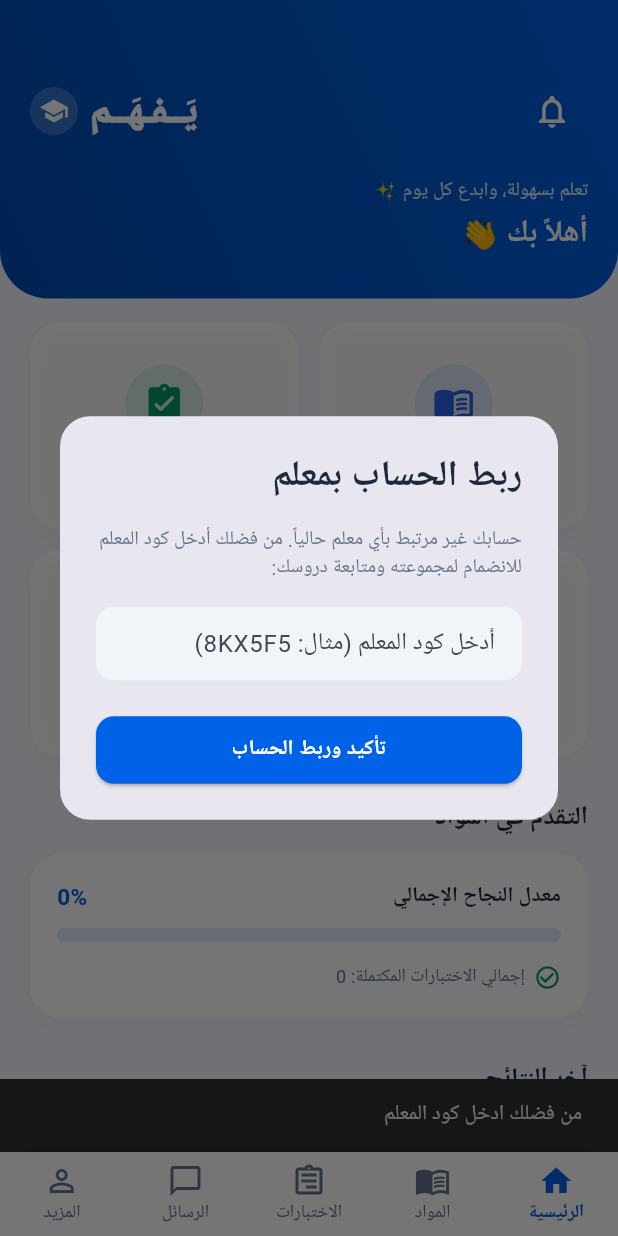
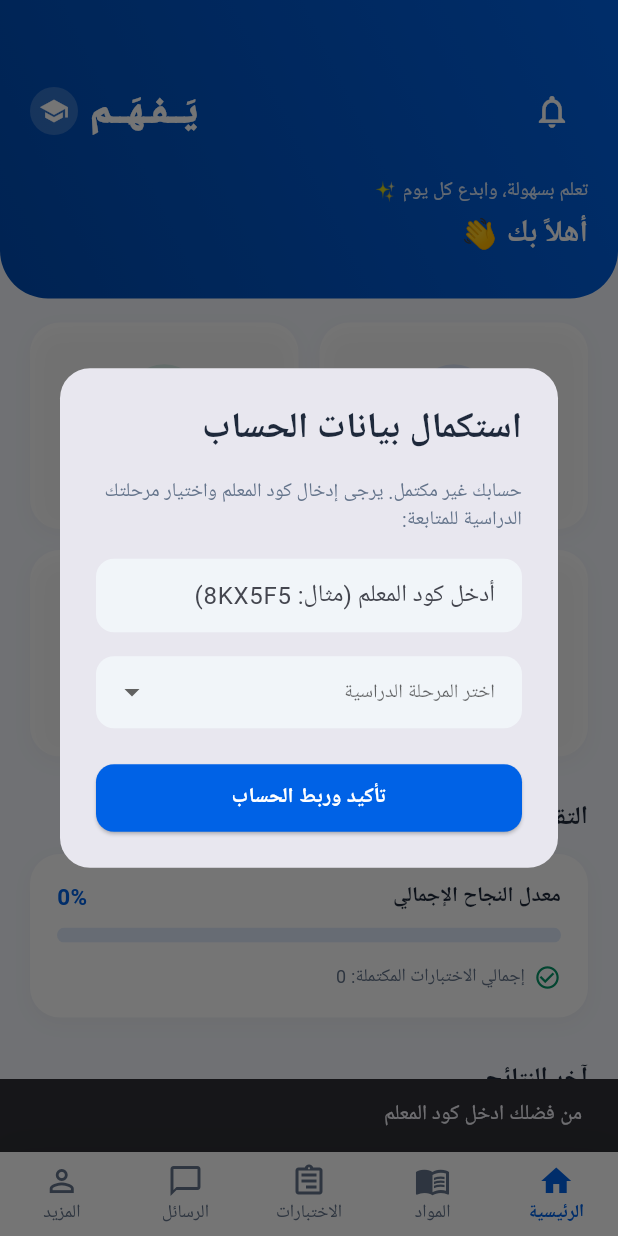
Before and after one commit to aelhosiny8700-design/teacher-student-app, a Flutter app: the screen it shows once a user with an empty profile is signed in, after a tap on "تأكيد وربط الحساب", on a phone screen of 412 x 824 dp. Run offline on Flutter 3.47's test engine with Material 3 defaults, Android fonts, the phone set to English and light mode, and no system bars; our stand-ins replace cloud_firestore, file_picker, firebase_auth, firebase_core, google_fonts, image_picker; accounts and stored records are empty; Roboto replaces fonts that are missing (Tajawal).

Commit message:
Update student_home.dart

```diff
--- a/lib/screens/student_home.dart
+++ b/lib/screens/student_home.dart
@@ -32,49 +32,73 @@ class _StudentHomeState extends State<StudentHome> {
   @override
   void initState() {
     super.initState();
-    // التحقق فور دخول الطالب عما إذا كان غير مرتبط بمعلم
+    // التحقق فور دخول الطالب عما إذا كان غير مرتبط بمعلم أو بلا مرحلة دراسية
     WidgetsBinding.instance.addPostFrameCallback((_) {
-      _checkTeacherLink(context, widget.user.uid);
+      _checkTeacherAndGradeLink(context, widget.user.uid);
     });
   }
 
-  Future<void> _checkTeacherLink(BuildContext context, String studentUid) async {
+  Future<void> _checkTeacherAndGradeLink(BuildContext context, String studentUid) async {
     try {
       DocumentSnapshot userDoc = await FirebaseFirestore.instance.collection('users').doc(studentUid).get();
       if (userDoc.exists) {
         Map<String, dynamic> data = userDoc.data() as Map<String, dynamic>;
-        // إذا كان الحقل فارغاً أو غير موجود
-        if (data['linkedTeacherUid'] == null || data['linkedTeacherUid'].toString().isEmpty) {
+
+        bool isTeacherMissing = data['linkedTeacherUid'] == null || data['linkedTeacherUid'].toString().isEmpty;
+        bool isGradeMissing = data['grade'] == null || data['grade'].toString().isEmpty;
+
+        // إذا كان أحدهما ناقصاً، نعرض نافذة الإكمال الإجبارية
+        if (isTeacherMissing || isGradeMissing) {
           if (context.mounted) {
             _showEnterTeacherCodeDialog(context, studentUid);
           }
         }
       }
     } catch (e) {
-      debugPrint('Error checking teacher link: $e');
+      debugPrint('Error checking teacher link and grade: $e');
     }
   }
 
   void _showEnterTeacherCodeDialog(BuildContext context, String studentUid) {
     final codeController = TextEditingController();
+    String? selectedGrade;
     bool isSubmitting = false;
+
+    // قائمة الـ 12 مرحلة دراسية بالكامل
+    final List<String> educationalStages = [
+      'الصف الأول الابتدائي',
+      'الصف الثاني الابتدائي',
+      'الصف الثالث الابتدائي',
+      'الصف الرابع الابتدائي',
+      'الصف الخامس الابتدائي',
+      'الصف السادس الابتدائي',
+      'الصف الأول الإعدادي',
+      'الصف الثاني الإعدادي',
+      'الصف الثالث الإعدادي',
+      'الصف الأول الثانوي',
+      'الصف الثاني الثانوي',
+      'الصف الثالث الثانوي',
+    ];
 
     showDialog(
       context: context,
-      barrierDismissible: false, // لا يمكن إغلاقه إلا بربط المعلم
+      barrierDismissible: false, // لا يمكن إغلاقه إلا بإدخال الكود والمرحلة
       builder: (ctx) => StatefulBuilder(
         builder: (context, setDialogState) => AlertDialog(
           shape: RoundedRectangleBorder(borderRadius: BorderRadius.circular(20)),
-          title: const Text('ربط الحساب بمعلم', style: TextStyle(fontWeight: FontWeight.bold, color: NewUiColors.textDark)),
-          content: Column(
+          title: const Text('استكمال بيانات الحساب', style: TextStyle(fontWeight: FontWeight.bold, color: NewUiColors.textDark)),
+          content: SingleChildScrollView(
+            child: Column(
               mainAxisSize: MainAxisSize.min,
               crossAxisAlignment: CrossAxisAlignment.start,
               children: [
                 const Text(
-                'حسابك غير مرتبط بأي معلم حالياً. من فضلك أدخل كود المعلم للانضمام لمجموعته ومتابعة دروسك:',
+                  'حسابك غير مكتمل. يرجى إدخال كود المعلم واختيار مرحلتك الدراسية للمتابعة:',
                   style: TextStyle(fontSize: 13, color: NewUiColors.textMuted, height: 1.4),
                 ),
                 const SizedBox(height: 16),
+
+                // حقل كود المعلم
                 TextField(
                   controller: codeController,
                   textCapitalization: TextCapitalization.characters,
@@ -86,7 +110,33 @@ class _StudentHomeState extends State<StudentHome> {
                     border: OutlineInputBorder(borderRadius: BorderRadius.circular(12), borderSide: BorderSide.none),
                   ),
                 ),
+                const SizedBox(height: 16),
+
+                // قائمة منسدلة للمرحلة الدراسية
+                DropdownButtonFormField<String>(
+                  value: selectedGrade,
+                  hint: const Text('اختر المرحلة الدراسية', style: TextStyle(fontSize: 13)),
+                  isExpanded: true,
+                  decoration: InputDecoration(
+                    filled: true,
+                    fillColor: const Color(0xFFF1F5F9),
+                    contentPadding: const EdgeInsets.symmetric(horizontal: 14, vertical: 12),
+                    border: OutlineInputBorder(borderRadius: BorderRadius.circular(12), borderSide: BorderSide.none),
+                  ),
+                  items: educationalStages.map((stage) {
+                    return DropdownMenuItem(
+                      value: stage,
+                      child: Text(stage, style: const TextStyle(fontSize: 13)),
+                    );
+                  }).toList(),
+                  onChanged: (value) {
+                    setDialogState(() {
+                      selectedGrade = value;
+                    });
+                  },
+                ),
               ],
+            ),
           ),
           actions: [
             SizedBox(
@@ -99,9 +149,16 @@ class _StudentHomeState extends State<StudentHome> {
                 ),
                 onPressed: isSubmitting ? null : () async {
                   String enteredCode = codeController.text.trim().toUpperCase();
+
                   if (enteredCode.isEmpty) {
                     ScaffoldMessenger.of(context).showSnackBar(
                       const SnackBar(content: Text('من فضلك ادخل كود المعلم')),
+                    );
+                    return;
+                  }
+                  if (selectedGrade == null || selectedGrade!.isEmpty) {
+                    ScaffoldMessenger.of(context).showSnackBar(
+                      const SnackBar(content: Text('من فضلك اختر المرحلة الدراسية')),
                     );
                     return;
                   }
@@ -117,17 +174,19 @@ class _StudentHomeState extends State<StudentHome> {
                     if (teacherQuery.docs.isNotEmpty) {
                       String teacherUid = teacherQuery.docs.first.id;
 
+                      // تحديث كود المعلم والمرحلة الدراسية في قاعدة البيانات
                       await FirebaseFirestore.instance.collection('users').doc(studentUid).update({
                         'linkedTeacherUid': teacherUid,
+                        'grade': selectedGrade,
                         'status': 'pending',
                       });
 
                       if (ctx.mounted) {
                         Navigator.pop(ctx);
                         ScaffoldMessenger.of(context).showSnackBar(
-                          const SnackBar(content: Text('تم ربط الحساب وإرسال الطلب للمعلم بنجاح 🎉'), backgroundColor: Colors.green),
+                          const SnackBar(content: Text('تم تحديث البيانات وربط الحساب بنجاح 🎉'), backgroundColor: Colors.green),
                         );
-                        setState(() {}); // لتحديث الواجهة إن أمكن
+                        setState(() {});
                       }
                     } else {
                       if (ctx.mounted) {
@@ -173,7 +232,7 @@ class _StudentHomeState extends State<StudentHome> {
       ChatHubScreen(user: widget.user),
       _ProfileTab(
         user: widget.user,
-        onRecheckCode: () => _checkTeacherLink(context, widget.user.uid),
+        onRecheckCode: () => _checkTeacherAndGradeLink(context, widget.user.uid),
       ),
     ];
 
@@ -707,7 +766,7 @@ class _ProfileTab extends StatelessWidget {
             ),
             const SizedBox(height: 28),
             _buildProfileTile(Icons.info_outline, 'معلومات الحساب', () {}),
-            _buildProfileTile(Icons.vpn_key_outlined, 'إدخال أو تغيير كود المعلم', onRecheckCode),
+            _buildProfileTile(Icons.school_outlined, 'تحديث كود المعلم والمرحلة الدراسية', onRecheckCode),
             _buildProfileTile(Icons.lock_outline, 'تغيير كلمة المرور', () {}),
             _buildProfileTile(Icons.help_outline, 'الدعم والمساعدة', () {}),
             const SizedBox(height: 20),
```
Lines whose indentation alone changed are shown as unchanged.
